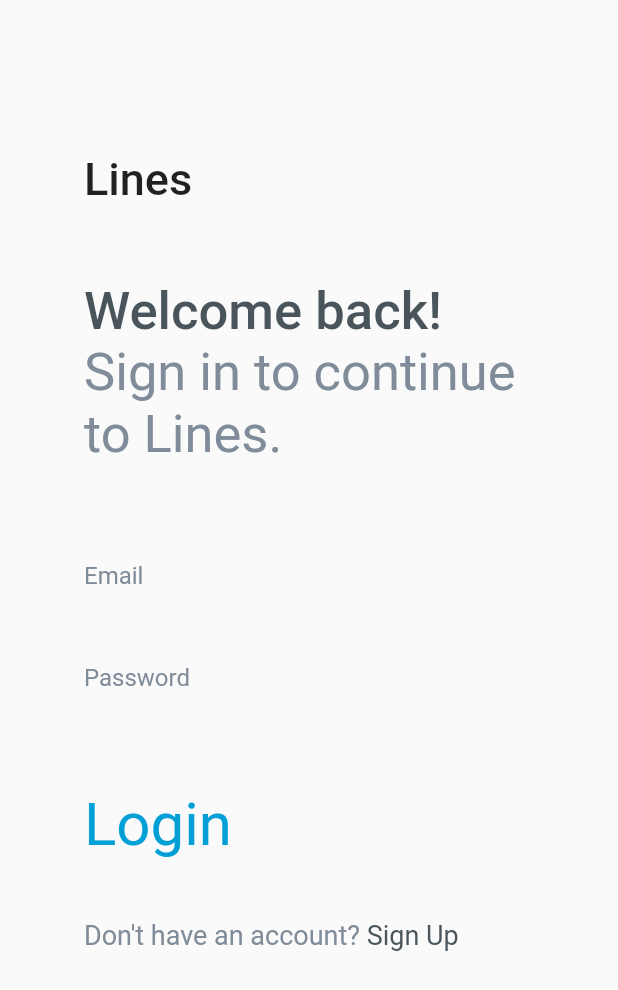
After one commit to chemickypes/flutter_udemy_course, a Flutter app: the screen it shows after launch, on a phone screen of 412 x 824 dp. The commit adds this screen. Shown: the top 990 px of the screen. Run offline on Flutter 3.47's test engine with Material 2 defaults, Android fonts, the phone set to English and light mode, and no system bars; our stand-ins replace bloc, firebase_auth, flutter_bloc; accounts and stored records are empty.

Commit message:
replica login

```diff
--- /dev/null
+++ b/widget_trip/lib/login/login_page.dart
@@ -0,0 +1,134 @@
+import 'package:flutter/material.dart';
+
+class LoginPage extends StatefulWidget {
+  @override
+  _LoginPageState createState() => _LoginPageState();
+}
+
+class _LoginPageState extends State<LoginPage> {
+  @override
+  Widget build(BuildContext context) {
+    return Scaffold(
+      appBar: AppBar(
+        elevation: 0,
+        backgroundColor: Colors.transparent,
+      ),
+      body: SingleChildScrollView(
+        child: Padding(
+          padding: EdgeInsets.all(16),
+          child: Container(
+            margin: EdgeInsets.only(
+              left: 40,
+              right: 20,
+            ),
+            child: Column(
+              crossAxisAlignment: CrossAxisAlignment.start,
+              children: <Widget>[
+                const SizedBox(
+                  height: 30,
+                ),
+                const Text(
+                  'Lines',
+                  style: TextStyle(
+                    fontSize: 30,
+                    fontWeight: FontWeight.w500,
+                  ),
+                ),
+                const SizedBox(
+                  height: 50,
+                ),
+                const Text(
+                  'Welcome back!',
+                  style: TextStyle(
+                      fontSize: 35,
+                      fontWeight: FontWeight.w500,
+                      color: Color.fromARGB(255, 73, 84, 91)),
+                ),
+                const Text(
+                  'Sign in to continue to Lines.',
+                  style: TextStyle(
+                      fontSize: 35,
+                      fontWeight: FontWeight.w400,
+                      color: Color.fromARGB(255, 128, 140, 154)),
+                ),
+                const SizedBox(
+                  height: 50,
+                ),
+                TextField(
+                  decoration: InputDecoration(
+                    hintText: 'Email',
+                    hintStyle: TextStyle(
+                      color: Color.fromARGB(255, 128, 140, 154),
+                    ),
+                    border: InputBorder.none,
+                    focusedBorder: UnderlineInputBorder(
+                      borderSide: BorderSide(
+                        color: Color.fromARGB(255, 0, 160, 215),
+                      ),
+                    ),
+                  ),
+                ),
+                const SizedBox(
+                  height: 20,
+                ),
+                TextField(
+                  obscureText: true,
+                  decoration: InputDecoration(
+                    hintText: 'Password',
+                    hintStyle: TextStyle(
+                      color: Color.fromARGB(255, 128, 140, 154),
+                    ),
+                    border: InputBorder.none,
+                    focusedBorder: UnderlineInputBorder(
+                      borderSide: BorderSide(
+                        color: Color.fromARGB(255, 0, 160, 215),
+                      ),
+                    ),
+                  ),
+                ),
+                const SizedBox(
+                  height: 50,
+                ),
+                InkWell(
+                  onTap: () {},
+                  child: const Text(
+                    "Login",
+                    style: TextStyle(
+                      color: Color.fromARGB(255, 0, 160, 215),
+                      fontSize: 40,
+                      fontWeight: FontWeight.w400,
+                    ),
+                  ),
+                ),
+                const SizedBox(
+                  height: 40,
+                ),
+                Row(
+                  children: <Widget>[
+                    const Text(
+                      'Don\'t have an account? ',
+                      style: TextStyle(
+                          fontSize: 18,
+                          fontWeight: FontWeight.w400,
+                          color: Color.fromARGB(255, 128, 140, 154)),
+                    ),
+                    InkWell(
+                      onTap: () {},
+                      child: const Text(
+                        'Sign Up',
+                        style: TextStyle(
+                            fontSize: 18,
+                            fontWeight: FontWeight.w400,
+                            color: Color.fromARGB(255, 73, 84, 91)),
+                      ),
+                    ),
+                  ],
+                ),
+              ],
+            ),
+          ),
+        ),
+      ),
+    );
+  }
+}
--- a/widget_trip/lib/main.dart
+++ b/widget_trip/lib/main.dart
@@ -1,5 +1,7 @@
 import 'package:flutter/material.dart';
 import 'package:widget_trip/texts/text_page.dart';
+
+import 'login/login_page.dart';
 
 void main() => runApp(MyApp());
 
@@ -21,7 +23,7 @@ class MyApp extends StatelessWidget {
         // is not restarted.
         primarySwatch: Colors.blue,
       ),
-      home: TextPage(),
+      home: LoginPage(),
     );
   }
 }
```
